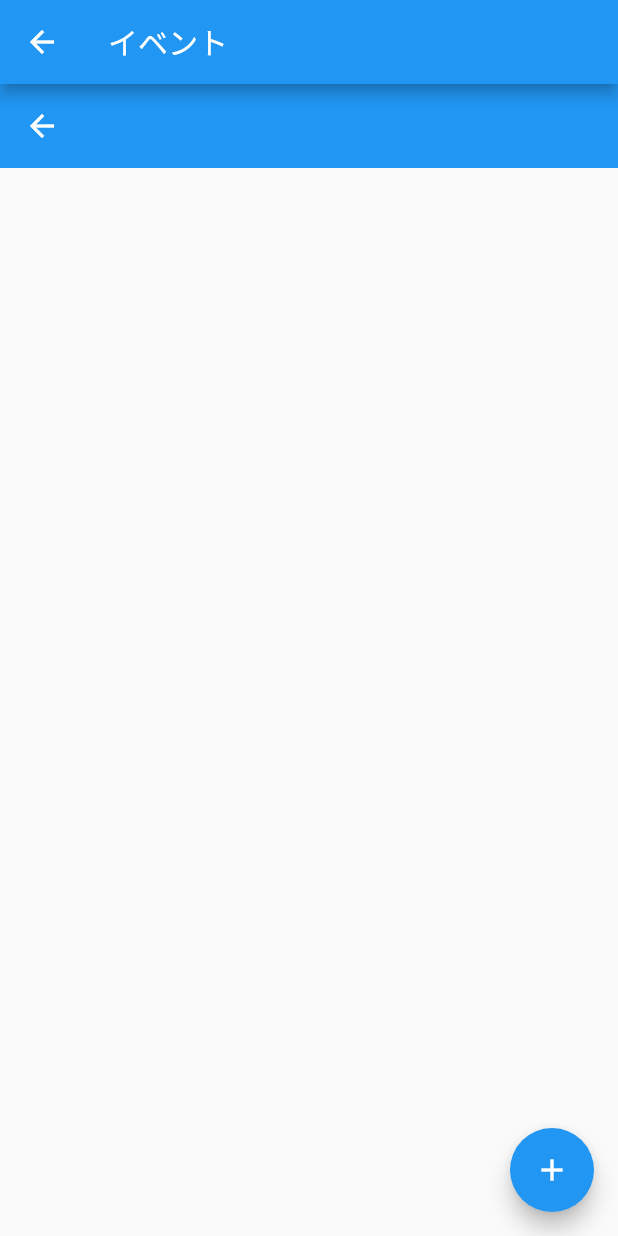
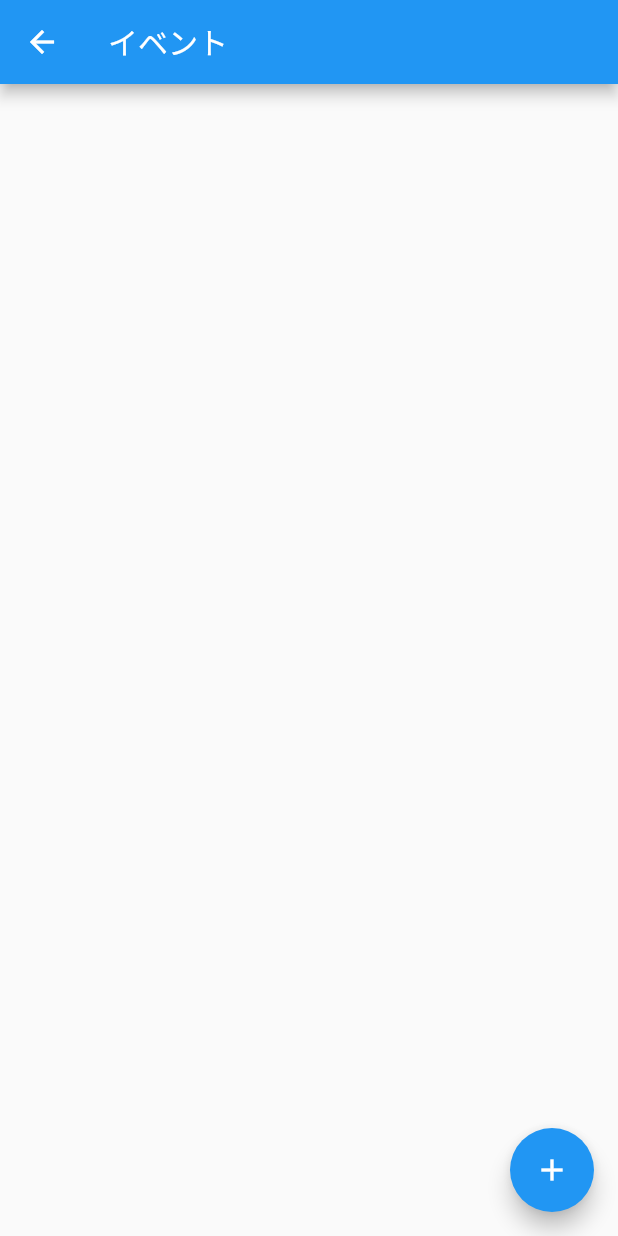
Before and after one commit to MCyabu/event_manage_app, a Flutter app: the EventPlan screen opened directly, on a phone screen of 412 x 824 dp. Run offline on Flutter 3.47's test engine with Material 2 defaults, Android fonts, the phone set to English and light mode, and no system bars; our stand-ins replace flutter_calendar_carousel, google_fonts, webview_flutter.

Commit message:
タイトル、画面の順番で表示。全体スクロール。

```diff
--- a/event_manage_app_flutter/lib/EventPlan.dart
+++ b/event_manage_app_flutter/lib/EventPlan.dart
@@ -1,7 +1,5 @@
 import 'package:flutter/material.dart';
 import 'package:flutter/cupertino.dart';
-
-// import 'package:url_launcher/url_launcher.dart';  //URL起動
 
 import 'package:webview_flutter/webview_flutter.dart'; //iframe
 
@@ -20,26 +18,24 @@ class EventPlan extends StatefulWidget {
 
 class _EventPlanState extends State<EventPlan> {
 
-  final _inputTitleController = TextEditingController();
-  final _inputUrlController = TextEditingController();
-  // WebViewController _controller;
+  final _inputTitleController = TextEditingController(); //リストタイトルの入力値を受け取る
+  final _inputUrlController = TextEditingController(); //リストのURLまたはメモの入力値を受け取る
 
-  String _url; //確認用URL
+  String _url; //リストのURLまたはメモの入力値が、URLだった場合に、入れる
 
-  RegExp matches;
-
-  bool result;
-
-  // final flutterWebviewPlugin = new FlutterWebviewPlugin();
-
+  // final eventList = new List<Widget>();  //１つ１つのイベント情報（タイトル+URLまたはメモ）が入った配列
+  List<String> eventTitleList;  //イベント情報のうち、タイトルが入った配列
+  List<String> eventValueList;  //イベント情報のうち、URLまたはメモが入った配列
 
   void initState() {
+
     _url = '';
+    eventTitleList = [];
+    eventValueList = [];
     if (Platform.isAndroid) WebView.platform = SurfaceAndroidWebView();
   }
 
-
-  //モーダル表示
+  //モーダル表示（タイトルと、URLまたはメモの情報を取得する）
   Future<void> _showMyDialog() async {
   return showDialog<void>(
     context: context,
@@ -57,7 +53,7 @@ class _EventPlanState extends State<EventPlan> {
                 ),
               ),
               TextField(
-                controller: _inputUrlController, //URLやメモの入力欄
+                controller: _inputUrlController, //URLまたはメモの入力欄
                 decoration: InputDecoration(
                   hintText: "URLまたはメモ",
                 ),
@@ -70,12 +66,12 @@ class _EventPlanState extends State<EventPlan> {
             child: Text('OK'),
             onPressed: () {
               setState(() {
-                  result = new RegExp(r'https?://[a-zA-Z0-9\-%_/=&?.]+').hasMatch(_inputUrlController.text); //入力値がURLになっているか確認する
-                  print(_url);
-                  if(result == true){
+                  // bool result = new RegExp(r'https?://[a-zA-Z0-9\-%_/=&?.]+').hasMatch(_inputUrlController.text); //入力値がURLか確認する
+                  // if(result == true){  //URLだった場合
                   _url = _inputUrlController.text;
-                     print(_url);
-                  }
+                  // }
+                  eventTitleList.add(_inputTitleController.text);  //タイトルを追加
+                  eventValueList.add(_url);  //URLまたはメモを追加
               });
               Navigator.of(context).pop();
             },
@@ -92,36 +88,51 @@ class _EventPlanState extends State<EventPlan> {
   );
 }
 
-// URL先のリンクとタイトルのリスト
-List<Widget> _eventList(int size, int sliverChildCount) {
-    final widgetList = new List<Widget>();
-    for (int index = 0; index < size; index++)
-      widgetList
-        ..add(SliverAppBar(
-           title: Text(_inputTitleController.text),
-           pinned: true,
-         ))
-        ..add(SliverFixedExtentList(
-          itemExtent: 200.0,
-          delegate:
-              SliverChildBuilderDelegate((BuildContext context, int index) { //contextが中身、indexがひとまとまりの数
+// リストの表示
+Widget _viewEventList() { //titleはタイトル、textはURL（中身あり、または空白文字）
   return
-                ( _url != '') ?
+    CustomScrollView(
+      slivers: <Widget>[
+        SliverPadding(
+          padding: const EdgeInsets.all(20.0),
+          sliver: SliverFixedExtentList(
+            itemExtent: 400.0,
+            delegate:  //実際のグリッドに入るコンテンツを生成するウィジットが入る
+            SliverChildBuilderDelegate(
+              (BuildContext context, int index)  //childCount--->index
+              {
+              print(index);
+              print(eventValueList);
+              return
               Container(
-                    width: MediaQuery.of(context).size.width * 0.80,
-                    height: MediaQuery.of(context).size.height * 0.50,
+                child: SingleChildScrollView(
+                  child: Column(
+                    children: [
+                      Text(eventTitleList[index]),
+                        (RegExp(r'https?://[a-zA-Z0-9\-%_/=&?.]+').hasMatch(eventValueList[index])) ? //urlの中身がURL表記の場合
+                          Container(
+                            width: MediaQuery.of(context).size.width * 1.0,
+                            height: MediaQuery.of(context).size.height * 1.0,
                             child: WebView(
-                      initialUrl: _url,
+                              initialUrl: eventValueList[index],
                               javascriptMode: JavascriptMode.unrestricted,
                             ),
                           )
                         :
                           Container(
-                  child: Text(_inputUrlController.text),
+                          child: Text(eventValueList[index]),
+                          ),
+                    ]
+                  )
+                )
               );
-              }, childCount: sliverChildCount),
-        ));
-   return widgetList;
+            },
+              childCount: eventValueList.length,
+            ),
+          )
+        ),
+      ]
+    );
 }
 
   @override
@@ -131,12 +142,10 @@ List<Widget> _eventList(int size, int sliverChildCount) {
         title: Text('イベント')
       ),
       body:
-      CustomScrollView(
-          slivers: _eventList(1,1),
-      ),
-        floatingActionButton: FloatingActionButton(
+        _viewEventList(),
+        floatingActionButton: FloatingActionButton(  //モーダル表示ボタン
         backgroundColor: Colors.blue,
-        onPressed: _showMyDialog,
+        onPressed: _showMyDialog,  //モーダルを呼び出す、モーダルがリストを受け取る
         child: Icon(Icons.add),
       )
     );
```
Lines whose indentation alone changed are shown as unchanged.
